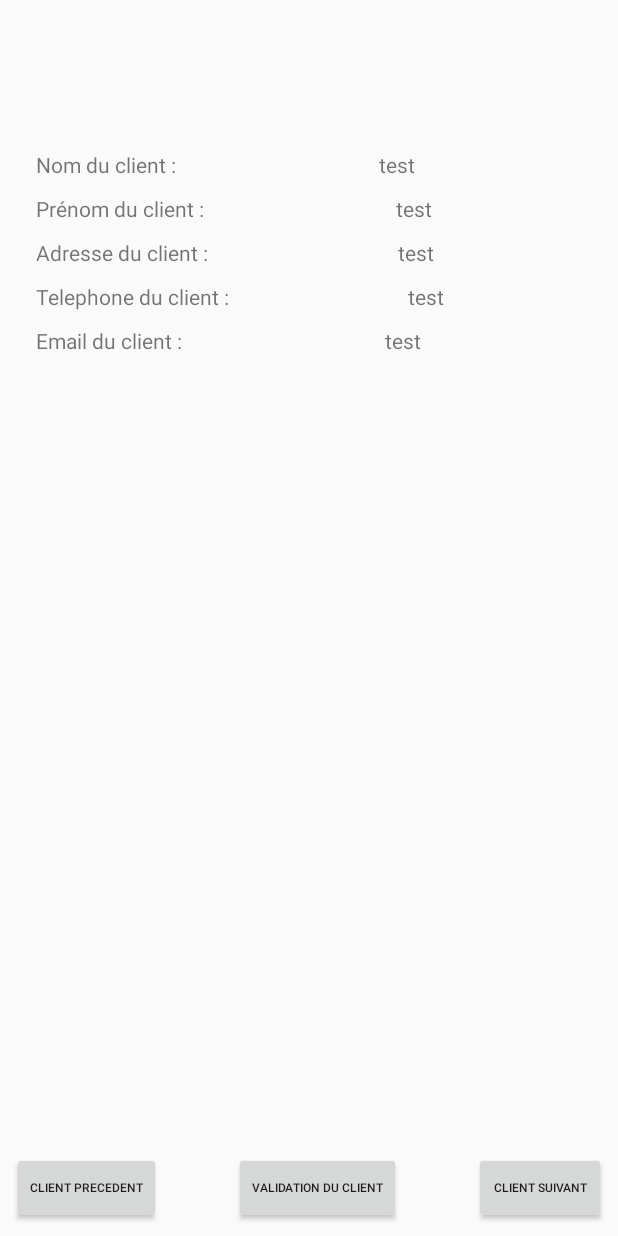
After one commit to NicoGuittHub/LokaCar, an Android app: the layout activity_client_detail.xml on its own in the app's theme, with its tools: preview values and no code run, on a phone screen of 412 x 824 dp. The commit adds this screen. Run offline under Robolectric (Android 15) with nearby library versions, the phone set to English and light mode, and no system bars.

Commit message:
Merge branch 'steph3' into origin/master

```diff
--- a/app/src/main/java/com/example/nguittet2017/lokacar/Vehicule/VehiculeViewHolder.java
+++ /dev/null
@@ -1,6 +0,0 @@
-package com.example.nguittet2017.lokacar.Vehicule;
-
-public class VehiculeViewHolder extends RecyclerView.ViewHolder{
-
-
-}
--- /dev/null
+++ b/app/src/main/res/layout/activity_client_detail.xml
@@ -0,0 +1,150 @@
+<?xml version="1.0" encoding="utf-8"?>
+<android.support.constraint.ConstraintLayout xmlns:android="http://schemas.android.com/apk/res/android"
+    xmlns:app="http://schemas.android.com/apk/res-auto"
+    xmlns:tools="http://schemas.android.com/tools"
+    android:layout_width="match_parent"
+    android:layout_height="match_parent"
+    tools:context=".client.ClientDetail">
+
+    <TextView
+        android:id="@+id/detailNomClient"
+        android:layout_width="wrap_content"
+        android:layout_height="wrap_content"
+        android:layout_marginLeft="24dp"
+        android:layout_marginTop="100dp"
+        android:text="Nom du client :"
+        app:layout_constraintStart_toStartOf="parent"
+        app:layout_constraintTop_toTopOf="parent" />
+
+    <TextView
+        android:id="@+id/detailNomClientTrouve"
+        android:layout_width="wrap_content"
+        android:layout_height="wrap_content"
+        android:layout_marginTop="100dp"
+        android:text="test"
+        app:layout_constraintEnd_toEndOf="parent"
+        app:layout_constraintStart_toEndOf="@+id/detailNomClient"
+        app:layout_constraintTop_toTopOf="parent" />
+
+    <TextView
+        android:id="@+id/detailPrenomClient"
+        android:layout_width="wrap_content"
+        android:layout_height="wrap_content"
+        android:layout_marginLeft="24dp"
+        android:layout_marginStart="24dp"
+        android:layout_marginTop="10dp"
+        android:text="Prénom du client : "
+        app:layout_constraintStart_toStartOf="parent"
+        app:layout_constraintTop_toBottomOf="@id/detailNomClient" />
+
+    <TextView
+        android:id="@+id/detailPrenomClientTrouve"
+        android:layout_width="wrap_content"
+        android:layout_height="wrap_content"
+        android:layout_marginTop="10dp"
+        android:text="test"
+        app:layout_constraintEnd_toEndOf="parent"
+        app:layout_constraintStart_toEndOf="@+id/detailPrenomClient"
+        app:layout_constraintTop_toBottomOf="@+id/detailNomClientTrouve" />
+    <TextView
+        android:id="@+id/detailAdresseClient"
+        android:layout_width="wrap_content"
+        android:layout_height="wrap_content"
+        android:layout_marginLeft="24dp"
+        android:layout_marginTop="10dp"
+        android:text="Adresse du client : "
+        app:layout_constraintStart_toStartOf="parent"
+        app:layout_constraintTop_toBottomOf="@id/detailPrenomClient" />
+
+    <TextView
+        android:id="@+id/detailAdresseClientTrouve"
+        android:layout_width="wrap_content"
+        android:layout_height="wrap_content"
+        android:text="test"
+        android:layout_marginTop="10dp"
+        app:layout_constraintEnd_toEndOf="parent"
+        app:layout_constraintStart_toEndOf="@+id/detailAdresseClient"
+        app:layout_constraintTop_toBottomOf="@+id/detailPrenomClientTrouve" />
+
+    <TextView
+        android:id="@+id/detailTelephoneClient"
+        android:layout_width="wrap_content"
+        android:layout_height="wrap_content"
+        android:layout_marginLeft="24dp"
+        android:layout_marginTop="10dp"
+        android:text="Telephone du client : "
+        app:layout_constraintStart_toStartOf="parent"
+        app:layout_constraintTop_toBottomOf="@id/detailAdresseClient" />
+
+    <TextView
+        android:id="@+id/detailTelephoneClientTrouve"
+        android:layout_width="wrap_content"
+        android:layout_height="wrap_content"
+        android:text="test"
+        android:layout_marginTop="10dp"
+        app:layout_constraintEnd_toEndOf="parent"
+        app:layout_constraintStart_toEndOf="@+id/detailTelephoneClient"
+        app:layout_constraintTop_toBottomOf="@+id/detailAdresseClientTrouve" />
+
+    <TextView
+        android:id="@+id/detailEmailClient"
+        android:layout_width="wrap_content"
+        android:layout_height="wrap_content"
+        android:layout_marginLeft="24dp"
+        android:layout_marginTop="10dp"
+        android:text="Email du client : "
+        app:layout_constraintStart_toStartOf="parent"
+        app:layout_constraintTop_toBottomOf="@id/detailTelephoneClient" />
+
+    <TextView
+        android:id="@+id/detailEmailClientTrouve"
+        android:layout_width="wrap_content"
+        android:layout_height="wrap_content"
+        android:text="test"
+        app:layout_constraintEnd_toEndOf="parent"
+        android:layout_marginTop="10dp"
+        app:layout_constraintStart_toEndOf="@+id/detailEmailClient"
+        app:layout_constraintTop_toBottomOf="@+id/detailTelephoneClientTrouve" />
+
+    <Button
+        android:id="@+id/clientSuivant"
+        android:layout_width="wrap_content"
+        android:layout_height="wrap_content"
+        android:layout_marginBottom="8dp"
+        android:layout_marginEnd="8dp"
+        android:layout_marginRight="8dp"
+        android:onClick="clientSuivant"
+        android:text="Client suivant"
+        android:textSize="8sp"
+        app:layout_constraintBottom_toBottomOf="parent"
+        app:layout_constraintEnd_toEndOf="parent" />
+
+    <Button
+        android:id="@+id/validationClient"
+        android:layout_width="wrap_content"
+        android:layout_height="wrap_content"
+        android:layout_marginBottom="8dp"
+        android:layout_marginEnd="8dp"
+        android:layout_marginLeft="8dp"
+        android:layout_marginRight="8dp"
+        android:layout_marginStart="8dp"
+        android:text="Validation du client"
+        android:textSize="8sp"
+        app:layout_constraintBottom_toBottomOf="parent"
+        app:layout_constraintEnd_toStartOf="@+id/clientSuivant"
+        app:layout_constraintStart_toEndOf="@+id/clientPrecedent" />
+
+    <Button
+        android:id="@+id/clientPrecedent"
+        android:layout_width="wrap_content"
+        android:layout_height="wrap_content"
+        android:layout_marginBottom="8dp"
+        android:layout_marginLeft="8dp"
+        android:layout_marginStart="8dp"
+        android:text="Client Precedent"
+        android:textSize="8sp"
+        app:layout_constraintBottom_toBottomOf="parent"
+        app:layout_constraintLeft_toRightOf="@id/clientPrecedent"
+        app:layout_constraintStart_toStartOf="parent" />
+
+</android.support.constraint.ConstraintLayout>
--- a/app/src/main/res/values/styles.xml
+++ b/app/src/main/res/values/styles.xml
@@ -7,5 +7,9 @@
         <item name="colorPrimaryDark">@color/colorPrimaryDark</item>
         <item name="colorAccent">@color/colorAccent</item>
     </style>
+    <style name="MonStyle" parent="AppTheme">
+        <item name="android:textStyle">bold|italic</item>
+        <item name="android:layout_gravity">right</item>
+    </style>
 
 </resources>
```
Also changed, not shown: app/build.gradle (+5 -2 lines), app/src/main/AndroidManifest.xml (+6 -5 lines), app/src/main/java/com/example/nguittet2017/lokacar/MainActivity.java (+9 -0 lines), app/src/main/java/com/example/nguittet2017/lokacar/Vehicule/VehiculeAdapter.java (deleted, +0 -31 lines), app/src/main/java/com/example/nguittet2017/lokacar/client/Client.java (+10 -7 lines), app/src/main/java/com/example/nguittet2017/lokacar/client/ClientAdapter.java (added, +41 -0 lines), app/src/main/java/com/example/nguittet2017/lokacar/client/ClientDetail.java (added, +59 -0 lines), app/src/main/java/com/example/nguittet2017/lokacar/client/ClientViewHolder.java (added, +22 -0 lines), app/src/main/java/com/example/nguittet2017/lokacar/client/ListeClient.java (added, +142 -0 lines), app/src/main/res/drawable/border.xml (added, +10 -0 lines), app/src/main/res/layout/activity_liste_client.xml (added, +16 -0 lines), app/src/main/res/layout/activity_main.xml (+11 -0 lines), app/src/main/res/layout/liste_des_clients.xml (added, +32 -0 lines).
